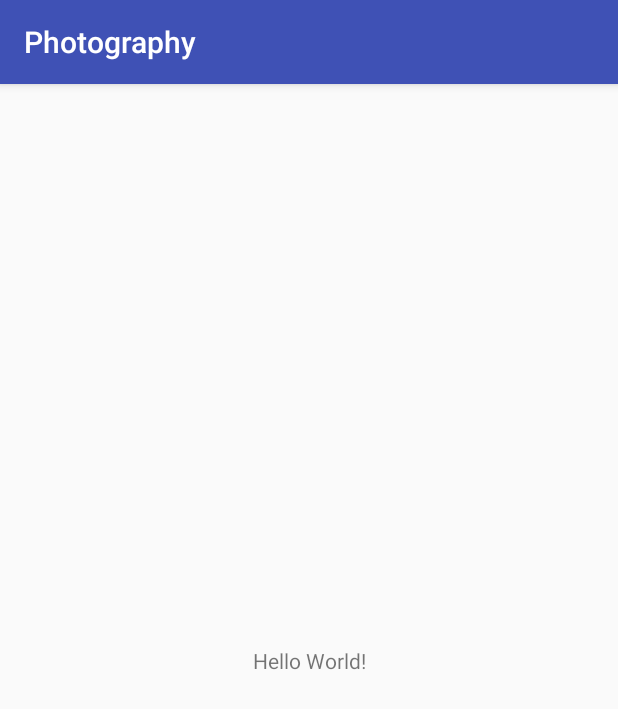
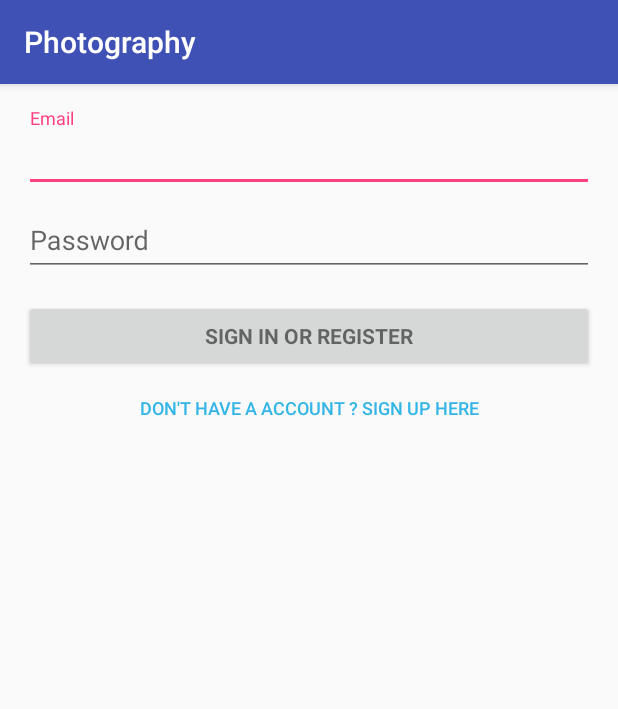
Before and after one commit to shrungBhatt/PhotoGraphy, an Android app: the screen it shows after launch (Activity_Signup before the commit, Activity_Login after it), on a phone screen of 412 x 824 dp. Shown: the top 709 px of the screen. Run offline under Robolectric (Android 15) with nearby library versions, the phone set to English and light mode, and no system bars; our stand-ins replace ButterKnife; libraries missing offline, so code that uses them is left out: com.mobsandgeeks.saripaar; 2 statements that could not run were skipped.

Commit message:
Created signup screen

```diff
--- /dev/null
+++ b/app/src/main/java/com/projects/shrungbhatt/photography/Activity_Login.java
@@ -0,0 +1,87 @@
+package com.projects.shrungbhatt.photography;
+
+import android.os.Bundle;
+import android.support.annotation.Nullable;
+import android.support.v7.app.AppCompatActivity;
+import android.view.View;
+import android.widget.AutoCompleteTextView;
+import android.widget.Button;
+import android.widget.EditText;
+import android.widget.Toast;
+
+import com.mobsandgeeks.saripaar.ValidationError;
+import com.mobsandgeeks.saripaar.Validator;
+import com.mobsandgeeks.saripaar.annotation.Email;
+import com.mobsandgeeks.saripaar.annotation.NotEmpty;
+import com.mobsandgeeks.saripaar.annotation.Password;
+
+import java.util.List;
+
+import butterknife.BindView;
+import butterknife.ButterKnife;
+import butterknife.OnClick;
+
+/**
+ * Created by jigsaw on 12/2/18.
+ */
+
+public class Activity_Login extends AppCompatActivity implements Validator.ValidationListener {
+
+
+    @NotEmpty
+    @Email
+    @BindView(R.id.user_email)
+    AutoCompleteTextView userEmail;
+    @NotEmpty
+    @Password(min = 6, scheme = Password.Scheme.ANY)
+    @BindView(R.id.user_password)
+    EditText userPassword;
+    @BindView(R.id.email_sign_in_button)
+    Button emailSignInButton;
+    @BindView(R.id.user_sign_up_button)
+    Button userSignUpButton;
+
+    Validator mValidator;
+
+    @Override
+    protected void onCreate(@Nullable Bundle savedInstanceState) {
+        super.onCreate(savedInstanceState);
+        setContentView(R.layout.activity_login);
+        ButterKnife.bind(this);
+
+        mValidator = new Validator(this);
+        mValidator.setValidationListener(this);
+    }
+
+    @OnClick({R.id.email_sign_in_button, R.id.user_sign_up_button})
+    public void onViewClicked(View view) {
+        switch (view.getId()) {
+            case R.id.email_sign_in_button:
+                mValidator.validate();
+                break;
+            case R.id.user_sign_up_button:
+                break;
+        }
+    }
+
+    @Override
+    public void onValidationSucceeded() {
+        Toast.makeText(this, "Yay! we got it right!", Toast.LENGTH_SHORT).show();
+
+    }
+
+    @Override
+    public void onValidationFailed(List<ValidationError> errors) {
+        for (ValidationError error : errors) {
+            View view = error.getView();
+            String message = error.getCollatedErrorMessage(this);
+
+            // Display error messages ;)
+            if (view instanceof EditText) {
+                ((EditText) view).setError(message);
+            } else {
+                Toast.makeText(this, message, Toast.LENGTH_LONG).show();
+            }
+        }
+    }
+}
--- a/app/src/main/res/layout/activity__signup.xml
+++ /dev/null
@@ -1,18 +0,0 @@
-<?xml version="1.0" encoding="utf-8"?>
-<android.support.constraint.ConstraintLayout xmlns:android="http://schemas.android.com/apk/res/android"
-    xmlns:app="http://schemas.android.com/apk/res-auto"
-    xmlns:tools="http://schemas.android.com/tools"
-    android:layout_width="match_parent"
-    android:layout_height="match_parent"
-    tools:context="com.projects.shrungbhatt.photography.Activity_Signup">
-
-    <TextView
-        android:layout_width="wrap_content"
-        android:layout_height="wrap_content"
-        android:text="Hello World!"
-        app:layout_constraintBottom_toBottomOf="parent"
-        app:layout_constraintLeft_toLeftOf="parent"
-        app:layout_constraintRight_toRightOf="parent"
-        app:layout_constraintTop_toTopOf="parent" />
-
-</android.support.constraint.ConstraintLayout>
--- /dev/null
+++ b/app/src/main/res/layout/activity_login.xml
@@ -0,0 +1,83 @@
+<LinearLayout xmlns:android="http://schemas.android.com/apk/res/android"
+    xmlns:tools="http://schemas.android.com/tools"
+    android:layout_width="match_parent"
+    android:layout_height="match_parent"
+    android:gravity="center_horizontal"
+    android:orientation="vertical"
+    android:paddingBottom="@dimen/activity_vertical_margin"
+    android:paddingLeft="@dimen/activity_horizontal_margin"
+    android:paddingRight="@dimen/activity_horizontal_margin"
+    android:paddingTop="@dimen/activity_vertical_margin">
+
+    <!-- Login progress -->
+    <ProgressBar
+        android:id="@+id/login_progress"
+        style="?android:attr/progressBarStyleLarge"
+        android:layout_width="wrap_content"
+        android:layout_height="wrap_content"
+        android:layout_marginBottom="8dp"
+        android:visibility="gone"/>
+
+    <ScrollView
+        android:layout_width="match_parent"
+        android:layout_height="match_parent">
+
+        <LinearLayout
+            android:id="@+id/email_login_form"
+            android:layout_width="match_parent"
+            android:layout_height="wrap_content"
+            android:orientation="vertical">
+
+            <android.support.design.widget.TextInputLayout
+                android:layout_width="match_parent"
+                android:layout_height="wrap_content">
+
+                <AutoCompleteTextView
+                    android:id="@+id/user_email"
+                    android:layout_width="match_parent"
+                    android:layout_height="wrap_content"
+                    android:hint="@string/prompt_email"
+                    android:inputType="textEmailAddress"
+                    android:maxLines="1"/>
+
+            </android.support.design.widget.TextInputLayout>
+
+            <android.support.design.widget.TextInputLayout
+                android:layout_width="match_parent"
+                android:layout_height="wrap_content">
+
+                <EditText
+                    android:id="@+id/user_password"
+                    android:layout_width="match_parent"
+                    android:layout_height="wrap_content"
+                    android:hint="@string/prompt_password"
+                    android:imeActionId="@+id/login"
+                    android:imeActionLabel="@string/action_sign_in_short"
+                    android:imeOptions="actionUnspecified"
+                    android:inputType="textPassword"
+                    android:maxLines="1"
+                    android:singleLine="true"/>
+
+            </android.support.design.widget.TextInputLayout>
+
+            <Button
+                android:id="@+id/email_sign_in_button"
+                style="?android:textAppearanceSmall"
+                android:layout_width="match_parent"
+                android:layout_height="wrap_content"
+                android:layout_marginTop="16dp"
+                android:text="@string/action_sign_in"
+                android:textStyle="bold"/>
+
+            <Button
+                android:layout_width="match_parent"
+                android:layout_height="wrap_content"
+                android:id="@+id/user_sign_up_button"
+                android:text="Don't Have a Account ? Sign up Here"
+                android:textColor="@android:color/holo_blue_light"
+                android:textSize="12sp"
+                android:background="@android:color/transparent"/>
+
+        </LinearLayout>
+    </ScrollView>
+</LinearLayout>
--- a/app/src/main/res/values/strings.xml
+++ b/app/src/main/res/values/strings.xml
@@ -1,3 +1,19 @@
 <resources>
     <string name="app_name">Photography</string>
+
+
+    <string name="prompt_email">Email</string>
+    <string name="prompt_password">Password </string>
+    <string name="action_sign_in">Sign in or register</string>
+    <string name="action_sign_in_short">Sign in</string>
+    <string name="error_invalid_email">This email address is invalid</string>
+    <string name="error_invalid_password">This password is too short</string>
+    <string name="error_incorrect_password">This password is incorrect</string>
+    <string name="error_field_required">This field is required</string>
+    <string name="permission_rationale">"Contacts permissions are needed for providing email
+        completions."
+    </string>
+    <string name="user_name">Username</string>
+    <string name="retype_password">Retype password</string>
+    <string name="phone_no">Phone no.</string>
 </resources>
```
Also changed, not shown: app/build.gradle (+12 -4 lines), app/src/main/AndroidManifest.xml (+9 -1 lines), app/src/main/java/com/projects/shrungbhatt/photography/Activity_Signup.java (+38 -2 lines), app/src/main/res/layout/activity_signup.xml (added, +176 -0 lines), app/src/main/res/values/dimens.xml (added, +14 -0 lines).
